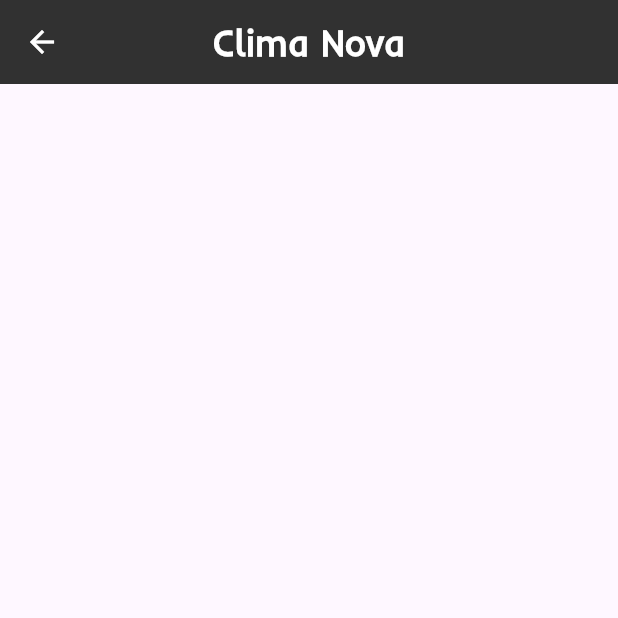
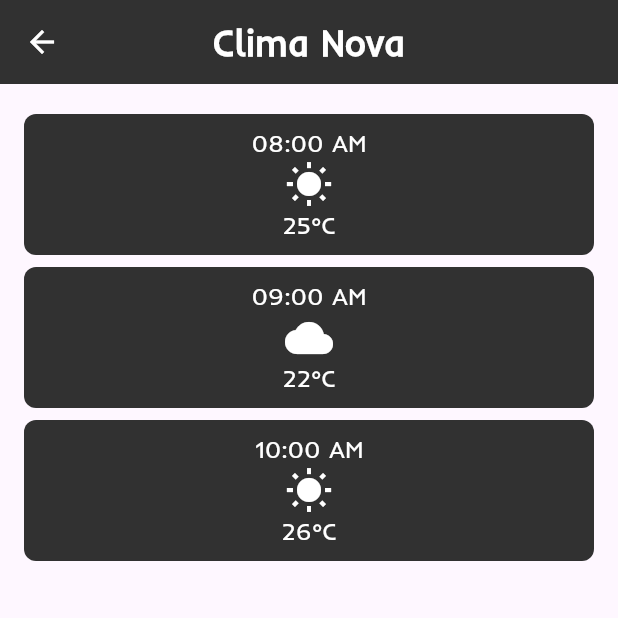
Before and after one commit to adilzhanY/clima_nova_app, a Flutter app: the hourlyForecastPage screen opened directly, on a phone screen of 412 x 824 dp, the top half of it. Run offline on Flutter 3.47's test engine with Material 3 defaults, Android fonts, the light colour scheme and no system bars; our stand-ins replace weather.

```diff
--- a/lib/hourlyForecastCard.dart
+++ b/lib/hourlyForecastCard.dart
@@ -1,11 +1,11 @@
 import 'package:flutter/material.dart';
 
-class HourlyForecastCard extends StatelessWidget {
+class hourlyForecastCard extends StatelessWidget {
   final String time;
   final IconData weatherIcon;
   final String temperature;
 
-  const HourlyForecastCard({
+  const hourlyForecastCard({
     Key? key,
     required this.time,
     required this.weatherIcon,
--- a/lib/hourlyForecastPage.dart
+++ b/lib/hourlyForecastPage.dart
@@ -1,6 +1,6 @@
+
 import 'package:flutter/material.dart';
-
-
+import 'package:clima_nova_app1/hourlyForecastCard.dart';
 
 class hourlyForecastPage extends StatelessWidget {
   const hourlyForecastPage({super.key});
@@ -18,13 +18,33 @@ class hourlyForecastPage extends StatelessWidget {
             color: Colors.white,
           ),
         ),
-        centerTitle: true, // Center the title in the AppBar
+        centerTitle: true,
         leading: IconButton(
           icon: Icon(Icons.arrow_back, color: Colors.white),
           onPressed: () => Navigator.of(context).pop(),
         ),
-        // Update Appbar later
         backgroundColor: Color(0xff313131),
+      ),
+      body: ListView(
+        padding: EdgeInsets.all(16.0),
+        children: [
+          hourlyForecastCard(
+            time: '08:00 AM',
+            weatherIcon: Icons.wb_sunny,
+            temperature: '25°C',
+          ),
+          hourlyForecastCard(
+            time: '09:00 AM',
+            weatherIcon: Icons.wb_cloudy,
+            temperature: '22°C',
+          ),
+          hourlyForecastCard(
+            time: '10:00 AM',
+            weatherIcon: Icons.wb_sunny,
+            temperature: '26°C',
+          ),
+          // Add more HourlyForecastCard widgets here...
+        ],
       ),
     );
   }
```
